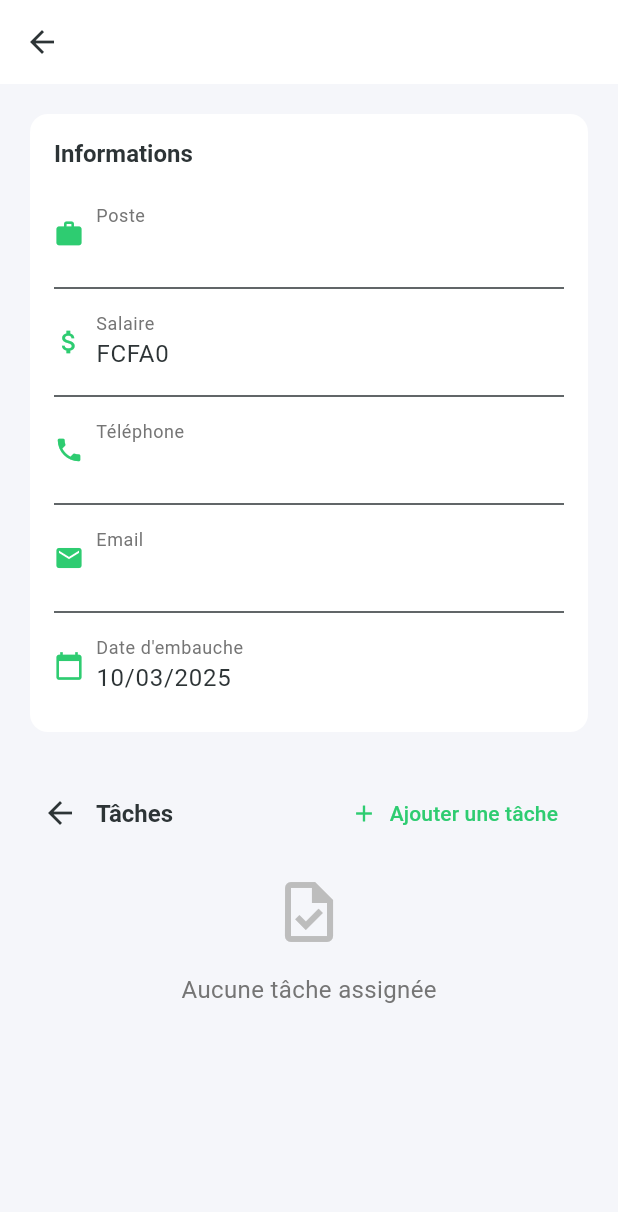
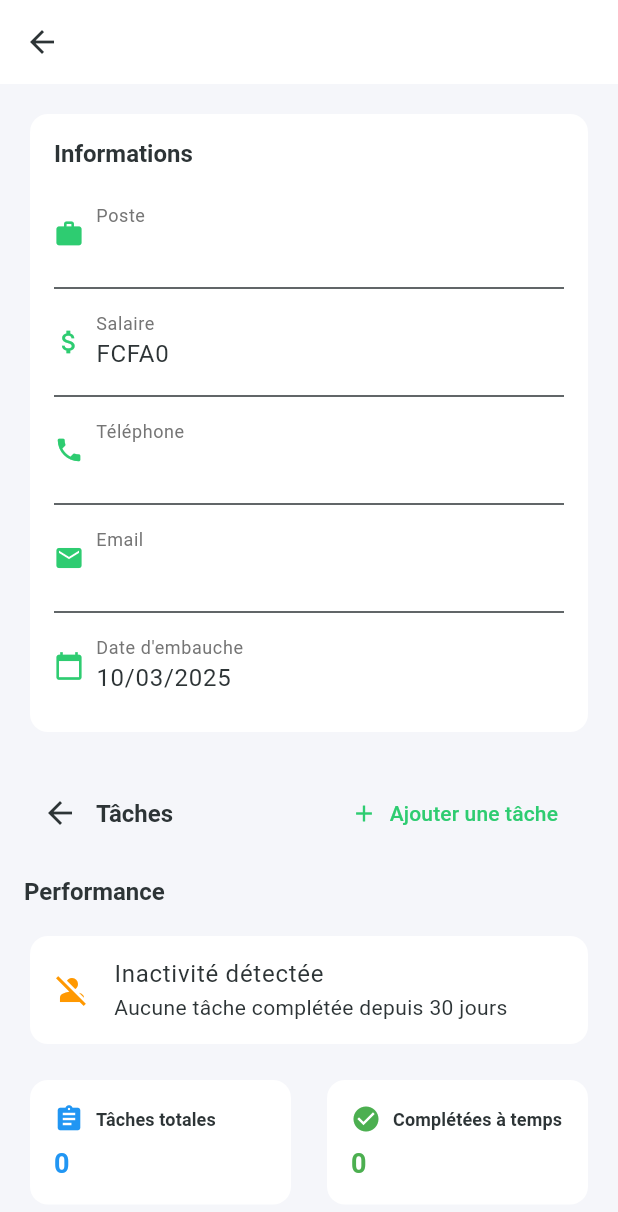
Before and after one commit to sabiski/agritech, a Flutter app: the EmployeeDetailView screen opened directly with empty values, on a phone screen of 412 x 824 dp. Shown: the top 1212 px of the screen. Run offline on Flutter 3.47's test engine with Material 3 defaults, Android fonts, the phone set to English and light mode, and no system bars; our stand-ins replace fl_chart, get, get_storage, google_fonts, image_picker, shared_preferences and 2 more; accounts and stored records are empty.

Commit message:
add notification

```diff
--- a/lib/app/modules/employee/bindings/employee_binding.dart
+++ b/lib/app/modules/employee/bindings/employee_binding.dart
@@ -1,5 +1,6 @@
 import 'package:get/get.dart';
 import '../controllers/employee_controller.dart';
+import '../services/employee_analytics_service.dart';
 
 class EmployeeBinding extends Bindings {
   @override
@@ -7,5 +8,8 @@ class EmployeeBinding extends Bindings {
     Get.lazyPut<EmployeeController>(
       () => EmployeeController(),
     );
+    Get.lazyPut<EmployeeAnalyticsService>(
+      () => EmployeeAnalyticsService(),
+    );
   }
 }
--- /dev/null
+++ b/lib/app/modules/employee/services/employee_analytics_service.dart
@@ -0,0 +1,119 @@
+import 'package:get/get.dart';
+import '../../../data/models/employee_task_model.dart';
+import '../../../data/models/employee_model.dart';
+import '../controllers/employee_controller.dart';
+
+class EmployeeAnalyticsService extends GetxService {
+  final EmployeeController _employeeController = Get.find<EmployeeController>();
+
+  // Obtenir les tâches en retard pour un employé
+  List<EmployeeTaskModel> getOverdueTasks(String employeeId) {
+    final tasks = _employeeController.getEmployeeTasks(employeeId);
+    final now = DateTime.now();
+    return tasks.where((task) {
+      return task.status != TaskStatus.completed &&
+             task.dueDate.isBefore(now);
+    }).toList();
+  }
+
+  // Calculer le taux de complétion des tâches
+  double getTaskCompletionRate(String employeeId) {
+    final tasks = _employeeController.getEmployeeTasks(employeeId);
+    if (tasks.isEmpty) return 0.0;
+
+    final completedTasks = tasks.where((task) =>
+      task.status == TaskStatus.completed
+    ).length;
+
+    return completedTasks / tasks.length;
+  }
+
+  // Vérifier si un employé est inactif (pas de tâches complétées depuis 30 jours)
+  bool isEmployeeInactive(String employeeId) {
+    final tasks = _employeeController.getEmployeeTasks(employeeId);
+    if (tasks.isEmpty) return true;
+
+    final thirtyDaysAgo = DateTime.now().subtract(const Duration(days: 30));
+    final hasRecentActivity = tasks.any((task) {
+      return task.status == TaskStatus.completed &&
+             (task.completedAt?.isAfter(thirtyDaysAgo) ?? false);
+    });
+
+    return !hasRecentActivity;
+  }
+
+  // Obtenir les statistiques de performance
+  Map<String, dynamic> getEmployeePerformanceStats(String employeeId) {
+    final tasks = _employeeController.getEmployeeTasks(employeeId);
+    final now = DateTime.now();
+    final thirtyDaysAgo = now.subtract(const Duration(days: 30));
+
+    // Tâches des 30 derniers jours
+    final recentTasks = tasks.where((task) =>
+      task.createdAt.isAfter(thirtyDaysAgo)
+    ).toList();
+
+    // Tâches complétées à temps
+    final completedOnTime = recentTasks.where((task) {
+      return task.status == TaskStatus.completed &&
+             (task.completedAt?.isBefore(task.dueDate) ?? false);
+    }).length;
+
+    // Tâches en retard
+    final overdueTasks = recentTasks.where((task) {
+      return task.status != TaskStatus.completed &&
+             task.dueDate.isBefore(now);
+    }).length;
+
+    // Taux de complétion dans les délais
+    final onTimeCompletionRate = recentTasks.isEmpty ?
+      0.0 : (completedOnTime / recentTasks.length);
+
+    return {
+      'total_tasks': recentTasks.length,
+      'completed_on_time': completedOnTime,
+      'overdue_tasks': overdueTasks,
+      'on_time_completion_rate': onTimeCompletionRate,
+      'is_inactive': isEmployeeInactive(employeeId),
+    };
+  }
+
+  // Générer des notifications pour un employé
+  List<Map<String, dynamic>> getEmployeeNotifications(String employeeId) {
+    final notifications = <Map<String, dynamic>>[];
+    final stats = getEmployeePerformanceStats(employeeId);
+    final overdueTasks = getOverdueTasks(employeeId);
+
+    // Notification pour l'inactivité
+    if (stats['is_inactive']) {
+      notifications.add({
+        'type': 'warning',
+        'title': 'Inactivité détectée',
+        'message': 'Aucune tâche complétée depuis 30 jours',
+        'icon': 'person_off',
+      });
+    }
+
+    // Notification pour les tâches en retard
+    if (overdueTasks.isNotEmpty) {
+      notifications.add({
+        'type': 'error',
+        'title': 'Tâches en retard',
+        'message': '${overdueTasks.length} tâche(s) en retard',
+        'icon': 'warning',
+      });
+    }
+
+    // Notification pour un bon taux de complétion
+    if (stats['on_time_completion_rate'] > 0.8) {
+      notifications.add({
+        'type': 'success',
+        'title': 'Excellente performance',
+        'message': 'Taux de complétion dans les délais supérieur à 80%',
+        'icon': 'star',
+      });
+    }
+
+    return notifications;
+  }
+}
--- /dev/null
+++ b/lib/app/modules/employee/views/widgets/employee_performance_card.dart
@@ -0,0 +1,163 @@
+import 'package:flutter/material.dart';
+import 'package:get/get.dart';
+import '../../services/employee_analytics_service.dart';
+import '../../../../core/theme/app_theme.dart';
+
+class EmployeePerformanceCard extends StatelessWidget {
+  final String employeeId;
+  final EmployeeAnalyticsService _analyticsService = Get.find<EmployeeAnalyticsService>();
+
+  EmployeePerformanceCard({
+    super.key,
+    required this.employeeId,
+  });
+
+  @override
+  Widget build(BuildContext context) {
+    final stats = _analyticsService.getEmployeePerformanceStats(employeeId);
+    final notifications = _analyticsService.getEmployeeNotifications(employeeId);
+
+    return Column(
+      crossAxisAlignment: CrossAxisAlignment.start,
+      children: [
+        Text(
+          'Performance',
+          style: Theme.of(context).textTheme.titleLarge,
+        ),
+        const SizedBox(height: 16),
+        if (notifications.isNotEmpty) ...[
+          Card(
+            child: ListView.separated(
+              shrinkWrap: true,
+              physics: const NeverScrollableScrollPhysics(),
+              itemCount: notifications.length,
+              separatorBuilder: (context, index) => const Divider(),
+              itemBuilder: (context, index) {
+                final notification = notifications[index];
+                return ListTile(
+                  leading: Icon(
+                    _getNotificationIcon(notification['icon'] as String),
+                    color: _getNotificationColor(notification['type'] as String),
+                  ),
+                  title: Text(notification['title'] as String),
+                  subtitle: Text(notification['message'] as String),
+                );
+              },
+            ),
+          ),
+          const SizedBox(height: 16),
+        ],
+        Row(
+          children: [
+            Expanded(
+              child: _buildStatCard(
+                context,
+                'Tâches totales',
+                stats['total_tasks'].toString(),
+                Icons.assignment,
+                Colors.blue,
+              ),
+            ),
+            const SizedBox(width: 16),
+            Expanded(
+              child: _buildStatCard(
+                context,
+                'Complétées à temps',
+                stats['completed_on_time'].toString(),
+                Icons.check_circle,
+                Colors.green,
+              ),
+            ),
+          ],
+        ),
+        const SizedBox(height: 16),
+        Row(
+          children: [
+            Expanded(
+              child: _buildStatCard(
+                context,
+                'En retard',
+                stats['overdue_tasks'].toString(),
+                Icons.warning,
+                Colors.orange,
+              ),
+            ),
+            const SizedBox(width: 16),
+            Expanded(
+              child: _buildStatCard(
+                context,
+                'Taux de réussite',
+                '${(stats['on_time_completion_rate'] * 100).toStringAsFixed(0)}%',
+                Icons.trending_up,
+                AppTheme.primaryGreen,
+              ),
+            ),
+          ],
+        ),
+      ],
+    );
+  }
+
+  Widget _buildStatCard(
+    BuildContext context,
+    String title,
+    String value,
+    IconData icon,
+    Color color,
+  ) {
+    return Card(
+      child: Padding(
+        padding: const EdgeInsets.all(16),
+        child: Column(
+          crossAxisAlignment: CrossAxisAlignment.start,
+          children: [
+            Row(
+              children: [
+                Icon(icon, color: color, size: 20),
+                const SizedBox(width: 8),
+                Text(
+                  title,
+                  style: Theme.of(context).textTheme.titleSmall,
+                ),
+              ],
+            ),
+            const SizedBox(height: 8),
+            Text(
+              value,
+              style: Theme.of(context).textTheme.headlineMedium?.copyWith(
+                color: color,
+                fontWeight: FontWeight.bold,
+              ),
+            ),
+          ],
+        ),
+      ),
+    );
+  }
+
+  IconData _getNotificationIcon(String icon) {
+    switch (icon) {
+      case 'warning':
+        return Icons.warning;
+      case 'person_off':
+        return Icons.person_off;
+      case 'star':
+        return Icons.star;
+      default:
+        return Icons.notifications;
+    }
+  }
+
+  Color _getNotificationColor(String type) {
+    switch (type) {
+      case 'error':
+        return Colors.red;
+      case 'warning':
+        return Colors.orange;
+      case 'success':
+        return Colors.green;
+      default:
+        return Colors.blue;
+    }
+  }
+}
--- a/lib/app/modules/employee/views/widgets/employee_tasks.dart
+++ b/lib/app/modules/employee/views/widgets/employee_tasks.dart
@@ -5,6 +5,7 @@ import '../../../../data/models/employee_task_model.dart';
 import '../../../../core/theme/app_theme.dart';
 import 'package:intl/intl.dart';
 import 'employee_task_form.dart';
+import 'employee_performance_card.dart';
 
 class EmployeeTasks extends StatelessWidget {
   final String employeeId;
@@ -79,6 +80,13 @@ class EmployeeTasks extends StatelessWidget {
               label: const Text('Ajouter une tâche'),
             ),
           ],
+        ),
+        const SizedBox(height: 16),
+        EmployeePerformanceCard(employeeId: employeeId),
+        const SizedBox(height: 24),
+        Text(
+          'Liste des tâches',
+          style: Theme.of(context).textTheme.titleLarge,
         ),
         const SizedBox(height: 16),
         Obx(() {
```
